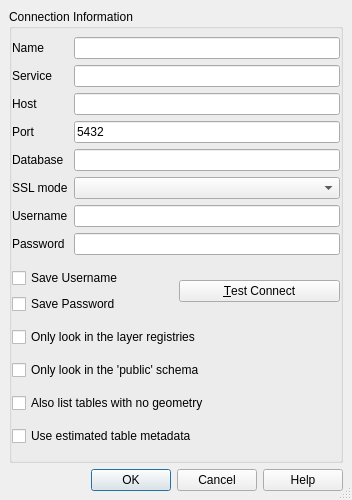
Old version of the form src/ui/qgspgnewconnectionbase.ui in the repository qgis/QGIS.
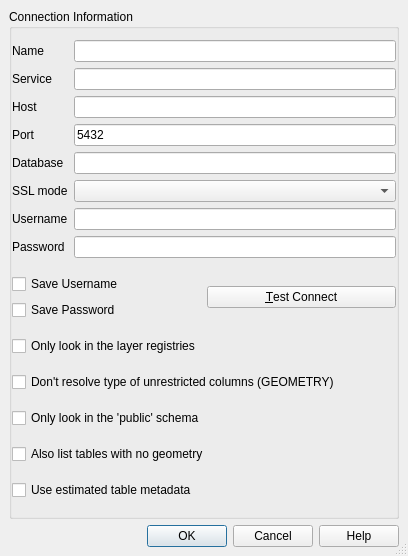
New version of the form.

Commit message: [FEATURE] postgres provider: optionally skip columns without geometry type constraint

What changed in the file:
```diff
--- a/src/ui/qgspgnewconnectionbase.ui
+++ b/src/ui/qgspgnewconnectionbase.ui
@@ -6,8 +6,8 @@
    <rect>
     <x>0</x>
     <y>0</y>
-    <width>352</width>
-    <height>500</height>
+    <width>408</width>
+    <height>556</height>
    </rect>
   </property>
   <property name="sizePolicy">
@@ -203,7 +203,7 @@
         </property>
        </widget>
       </item>
-      <item row="3" column="0">
+      <item row="4" column="0">
        <widget class="QCheckBox" name="cb_publicSchemaOnly">
         <property name="toolTip">
          <string>Restrict the search to the public schema for spatial tables not in the geometry_columns table</string>
@@ -244,7 +244,7 @@
         </item>
        </layout>
       </item>
-      <item row="5" column="0">
+      <item row="6" column="0">
        <widget class="QCheckBox" name="cb_useEstimatedMetadata">
         <property name="toolTip">
          <string>Use estimated table statistics for the layer metadata.</string>
@@ -265,7 +265,7 @@
         </property>
        </widget>
       </item>
-      <item row="4" column="0">
+      <item row="5" column="0">
        <widget class="QCheckBox" name="cb_allowGeometrylessTables">
         <property name="text">
          <string>Also list tables with no geometry</string>
@@ -275,6 +275,19 @@
         </property>
        </widget>
       </item>
+      <item row="3" column="0">
+       <widget class="QCheckBox" name="cb_dontResolveType">
+        <property name="toolTip">
+         <string>Restrict the displayed tables to those that are in the layer registries.</string>
+        </property>
+        <property name="whatsThis">
+         <string>Restricts the displayed tables to those that are found in the layer registries (geometry_columns, geography_columns, topology.layer). This can speed up the initial display of spatial tables.</string>
+        </property>
+        <property name="text">
+         <string>Don't resolve type of unrestricted columns (GEOMETRY)</string>
+        </property>
+       </widget>
+      </item>
      </layout>
     </widget>
    </item>
```
The commit also changes 5 other files.
